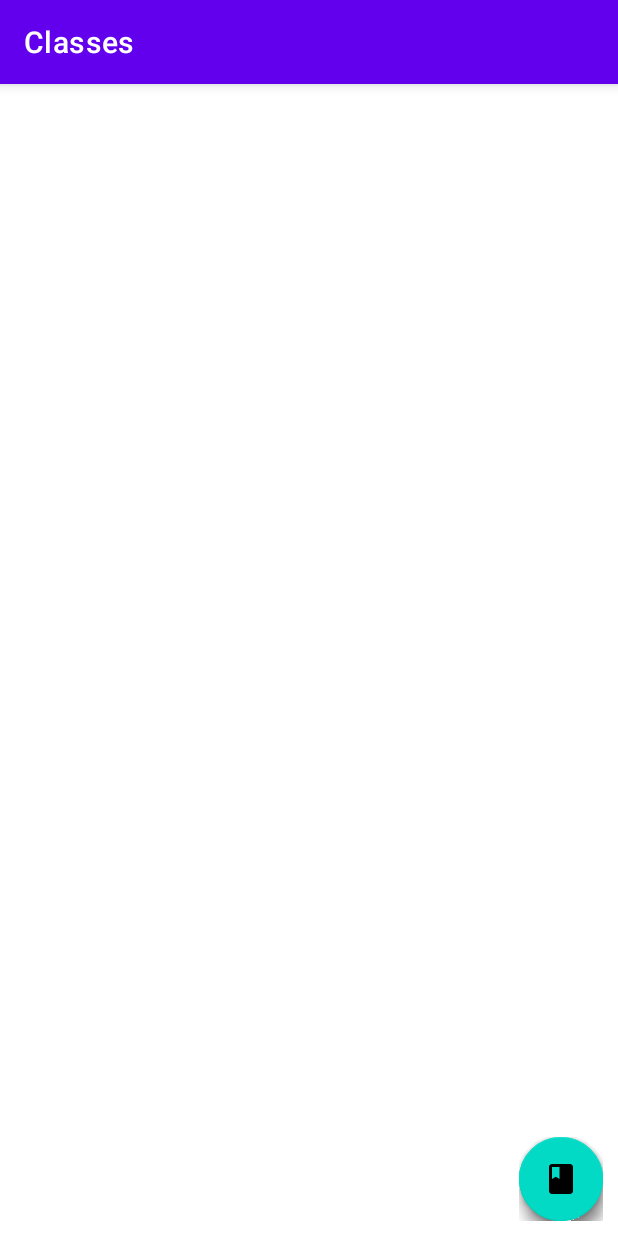
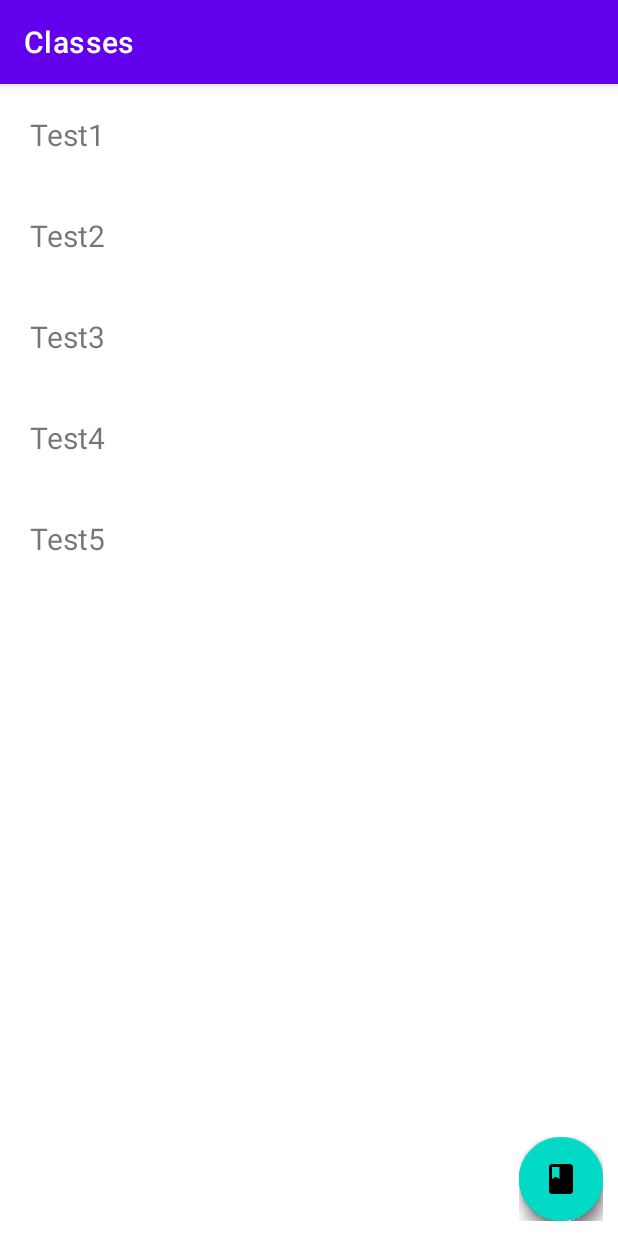
Before and after one commit to zoheirkabuli/Ansarolmahdi, an Android app: the Classes screen opened directly, with no data from a screen before it, on a phone screen of 412 x 824 dp. Run offline under Robolectric (Android 15) with nearby library versions, the light colour scheme and no system bars; libraries missing offline, so code that uses them is left out: com.github.clans.fab; plain views replace FloatingActionButton, FloatingActionMenu; 6 statements that could not run were skipped.

```diff
--- a/app/src/main/AndroidManifest.xml
+++ b/app/src/main/AndroidManifest.xml
@@ -9,7 +9,7 @@
         android:roundIcon="@mipmap/ic_launcher_round"
         android:supportsRtl="true"
         android:theme="@style/Theme.MaterialComponents.Light.NoActionBar">
-        <activity android:name=".classInfo"></activity>
+        <activity android:name=".ClassInfo"></activity>
         <activity android:name=".AddTeacher" />
         <activity android:name=".AddStudent" />
         <activity android:name=".AddClass" />
--- a/app/src/main/java/com/example/ansarolmahdi/Classes.java
+++ b/app/src/main/java/com/example/ansarolmahdi/Classes.java
@@ -2,6 +2,8 @@ package com.example.ansarolmahdi;
 
 import androidx.appcompat.app.AppCompatActivity;
 import androidx.appcompat.widget.Toolbar;
+import androidx.recyclerview.widget.LinearLayoutManager;
+import androidx.recyclerview.widget.RecyclerView;
 
 import android.content.Intent;
 import android.graphics.Color;
@@ -11,8 +13,13 @@ import android.widget.Toast;
 
 import com.github.clans.fab.FloatingActionButton;
 
-public class Classes extends AppCompatActivity {
+import java.util.ArrayList;
 
+public class Classes extends AppCompatActivity implements MyAdapter.OnItemListener {
+
+    private RecyclerView recyclerView;
+    private MyAdapter myAdapter;
+    private ArrayList<String> test = new ArrayList<>();
     private FloatingActionButton fabStudent,fabClass,fabTeacher;
     private Toolbar mToolbar;
 
@@ -22,7 +29,17 @@ public class Classes extends AppCompatActivity {
         super.onCreate(savedInstanceState);
         setContentView(R.layout.activity_classes);
 
+        test.add("Test1");
+        test.add("Test2");
+        test.add("Test3");
+        test.add("Test4");
+        test.add("Test5");
+
         init();
+
+        myAdapter = new MyAdapter(Classes.this,test,this);
+        recyclerView.setLayoutManager(new LinearLayoutManager(Classes.this));
+        recyclerView.setAdapter(myAdapter);
 
         setSupportActionBar(mToolbar);
         setTitle("Classes");
@@ -55,6 +72,7 @@ public class Classes extends AppCompatActivity {
     }
 
     private void init() {
+        recyclerView = findViewById(R.id.rv_classes);
         fabClass = findViewById(R.id.fab_class);
         fabStudent = findViewById(R.id.fab_student);
         fabTeacher = findViewById(R.id.fab_teacher);
@@ -66,4 +84,10 @@ public class Classes extends AppCompatActivity {
     public void toast(String txt){
         Toast.makeText(this, txt, Toast.LENGTH_SHORT).show();
     }
+
+    @Override
+    public void onItemClick(int position) {
+        Intent intent = new Intent(this, ClassInfo.class);
+        startActivity(intent);
+    }
 }
--- /dev/null
+++ b/app/src/main/java/com/example/ansarolmahdi/MyAdapter.java
@@ -0,0 +1,65 @@
+package com.example.ansarolmahdi;
+
+import android.content.Context;
+import android.view.LayoutInflater;
+import android.view.View;
+import android.view.ViewGroup;
+import android.widget.TextView;
+
+import androidx.annotation.NonNull;
+import androidx.recyclerview.widget.RecyclerView;
+
+import java.util.ArrayList;
+
+public class MyAdapter extends RecyclerView.Adapter<MyAdapter.MyViewHolder> {
+
+    private Context context;
+    private ArrayList<String> list;
+    private OnItemListener mOnItemListener;
+
+    public MyAdapter(Context context, ArrayList<String> list,OnItemListener onItemListener) {
+        this.context = context;
+        this.list = list;
+        this.mOnItemListener = onItemListener;
+    }
+
+    @NonNull
+    @Override
+    public MyViewHolder onCreateViewHolder(@NonNull ViewGroup parent, int viewType) {
+        View view = LayoutInflater.from(context).inflate(R.layout.item_layout,parent,false);
+        return new MyViewHolder(view,mOnItemListener);
+    }
+
+    @Override
+    public void onBindViewHolder(@NonNull MyViewHolder holder, int position) {
+        holder.textView.setText(list.get(position));
+
+    }
+
+    @Override
+    public int getItemCount() {
+        return list.size();
+    }
+
+    public class MyViewHolder extends RecyclerView.ViewHolder implements View.OnClickListener {
+
+        public TextView textView;
+        OnItemListener onItemListener;
+
+        public MyViewHolder(@NonNull View itemView,OnItemListener onItemListener) {
+            super(itemView);
+            this.onItemListener = onItemListener;
+            textView = itemView.findViewById(R.id.tv_item);
+            itemView.setOnClickListener(this);
+        }
+
+        @Override
+        public void onClick(View view) {
+            onItemListener.onItemClick(getAdapterPosition());
+        }
+    }
+
+    public interface OnItemListener{
+        void onItemClick(int position);
+    }
+}
--- /dev/null
+++ b/app/src/main/res/drawable/ic_arrow_back_black_24dp.xml
@@ -0,0 +1,5 @@
+<vector android:height="48dp" android:tint="#FFFFFF"
+    android:viewportHeight="24.0" android:viewportWidth="24.0"
+    android:width="48dp" xmlns:android="http://schemas.android.com/apk/res/android">
+    <path android:fillColor="#FF000000" android:pathData="M20,11H7.83l5.59,-5.59L12,4l-8,8 8,8 1.41,-1.41L7.83,13H20v-2z"/>
+</vector>
--- a/app/src/main/res/layout/activity_classes.xml
+++ b/app/src/main/res/layout/activity_classes.xml
@@ -5,7 +5,8 @@
     xmlns:tools="http://schemas.android.com/tools"
     android:layout_width="match_parent"
     android:layout_height="match_parent"
-    tools:context=".Classes">
+    tools:context=".Classes"
+    android:orientation="vertical">
 
     <androidx.appcompat.widget.Toolbar
         android:id="@+id/tb_classes"
@@ -19,17 +20,14 @@
         android:id="@+id/rv_classes"
         android:layout_width="match_parent"
         android:layout_height="match_parent"
-        app:layout_constraintBottom_toBottomOf="parent"
-        app:layout_constraintEnd_toEndOf="parent"
-        app:layout_constraintStart_toStartOf="parent"
-        app:layout_constraintTop_toBottomOf="@id/tb_classes" />
+        android:layout_below="@+id/tb_classes" />
 
     <com.github.clans.fab.FloatingActionMenu
         android:id="@+id/fab_menu"
         android:layout_width="wrap_content"
         android:layout_height="wrap_content"
+        android:layout_alignParentBottom="true"
         android:layout_alignParentEnd="true"
-        android:layout_alignParentBottom="true"
         android:layout_margin="10dp"
         app:menu_showShadow="true"
         app:menu_fab_label=""
--- a/app/src/main/res/layout/info_dialog.xml
+++ b/app/src/main/res/layout/info_dialog.xml
@@ -36,10 +36,10 @@
         />
 
     <TextView
-        android:id="@+id/info_tution"
+        android:id="@+id/info_tuition"
         android:layout_width="match_parent"
         android:layout_height="wrap_content"
-        android:text="Tution"
+        android:text="Tuition"
         android:textSize="15sp"
         android:textColor="#000000"
         android:layout_marginTop="@dimen/standard_margin"
--- /dev/null
+++ b/app/src/main/res/layout/item_layout.xml
@@ -0,0 +1,17 @@
+<?xml version="1.0" encoding="utf-8"?>
+<LinearLayout
+    android:orientation="vertical"
+    xmlns:android="http://schemas.android.com/apk/res/android"
+    android:layout_width="match_parent"
+    android:layout_height="wrap_content"
+    android:gravity="center"
+    android:padding="20dp">
+
+    <TextView
+        android:id="@+id/tv_item"
+        android:layout_width="match_parent"
+        android:layout_height="wrap_content"
+        android:text="Item"
+        android:textSize="20sp"/>
+
+</LinearLayout>
```
Also changed, not shown: app/src/main/java/com/example/ansarolmahdi/AddTeacher.java (+1 -24 lines), app/src/main/java/com/example/ansarolmahdi/ClassInfo.java (added, +99 -0 lines), app/src/main/java/com/example/ansarolmahdi/classInfo.java (deleted, +0 -14 lines), app/src/main/res/layout/activity_class_info.xml (+16 -4 lines), app/src/main/res/layout/session_dialog.xml (added, +13 -0 lines).
